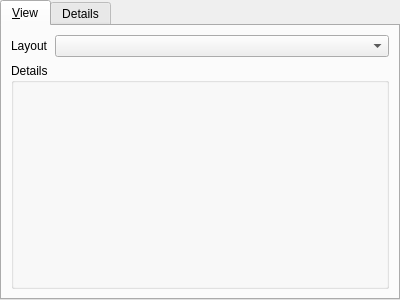
Before: the Qt Designer form src/Modules/History/HistoryConfigPage.ui in macgitver/MacGitver, drawn with Qt 5.
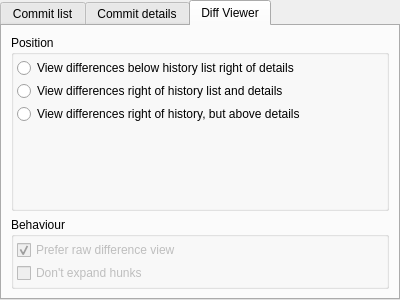
After: the same form once the commit is applied. The open tabs and pages were chosen to show the change. Custom widgets are drawn as their Qt base class.

Commit message:
History: Placement of subviews.
Includes fancy configuration and works already... YumYum. :-)

Patch:
```diff
--- a/src/Modules/History/HistoryConfigPage.ui
+++ b/src/Modules/History/HistoryConfigPage.ui
@@ -24,7 +24,7 @@
      </property>
      <widget class="QWidget" name="tab_2">
       <attribute name="title">
-       <string>&amp;View</string>
+       <string>Commit list</string>
       </attribute>
       <layout class="QGridLayout" name="gridLayout_2">
        <item row="0" column="0">
@@ -72,7 +72,7 @@
      </widget>
      <widget class="QWidget" name="tabDetails">
       <attribute name="title">
-       <string>Details</string>
+       <string>Commit details</string>
       </attribute>
       <layout class="QVBoxLayout" name="verticalLayout">
        <item>
@@ -111,6 +111,100 @@
        </item>
       </layout>
      </widget>
+     <widget class="QWidget" name="tabDiffView">
+      <attribute name="title">
+       <string>Diff Viewer</string>
+      </attribute>
+      <layout class="QGridLayout" name="gridLayout_3">
+       <item row="0" column="0">
+        <widget class="QGroupBox" name="groupBox_4">
+         <property name="title">
+          <string>Position</string>
+         </property>
+         <layout class="QVBoxLayout" name="verticalLayout_2">
+          <property name="spacing">
+           <number>3</number>
+          </property>
+          <property name="margin">
+           <number>3</number>
+          </property>
+          <item>
+           <widget class="QRadioButton" name="chkDiffAndHistoryBottom">
+            <property name="text">
+             <string>View differences below history list right of details</string>
+            </property>
+           </widget>
+          </item>
+          <item>
+           <widget class="QRadioButton" name="chkDiffRight">
+            <property name="text">
+             <string>View differences right of history list and details</string>
+            </property>
+           </widget>
+          </item>
+          <item>
+           <widget class="QRadioButton" name="chkDiffAboveDetails">
+            <property name="text">
+             <string>View differences right of history, but above details</string>
+            </property>
+           </widget>
+          </item>
+          <item>
+           <spacer name="verticalSpacer">
+            <property name="orientation">
+             <enum>Qt::Vertical</enum>
+            </property>
+            <property name="sizeHint" stdset="0">
+             <size>
+              <width>20</width>
+              <height>40</height>
+             </size>
+            </property>
+           </spacer>
+          </item>
+         </layout>
+        </widget>
+       </item>
+       <item row="1" column="0">
+        <widget class="QGroupBox" name="groupBox_5">
+         <property name="title">
+          <string>Behaviour</string>
+         </property>
+         <layout class="QGridLayout" name="gridLayout_4">
+          <property name="margin">
+           <number>3</number>
+          </property>
+          <property name="spacing">
+           <number>3</number>
+          </property>
+          <item row="1" column="0">
+           <widget class="QCheckBox" name="chkDontExpandHunks">
+            <property name="enabled">
+             <bool>false</bool>
+            </property>
+            <property name="text">
+             <string>Don't expand hunks</string>
+            </property>
+           </widget>
+          </item>
+          <item row="0" column="0">
+           <widget class="QCheckBox" name="chkPreferRawDiffViewer">
+            <property name="enabled">
+             <bool>false</bool>
+            </property>
+            <property name="text">
+             <string>Prefer raw difference view</string>
+            </property>
+            <property name="checked">
+             <bool>true</bool>
+            </property>
+           </widget>
+          </item>
+         </layout>
+        </widget>
+       </item>
+      </layout>
+     </widget>
     </widget>
    </item>
   </layout>
```
Left out of the diff: 39 changed lines with no effect on the pictures. The commit also changes 4 other files.
